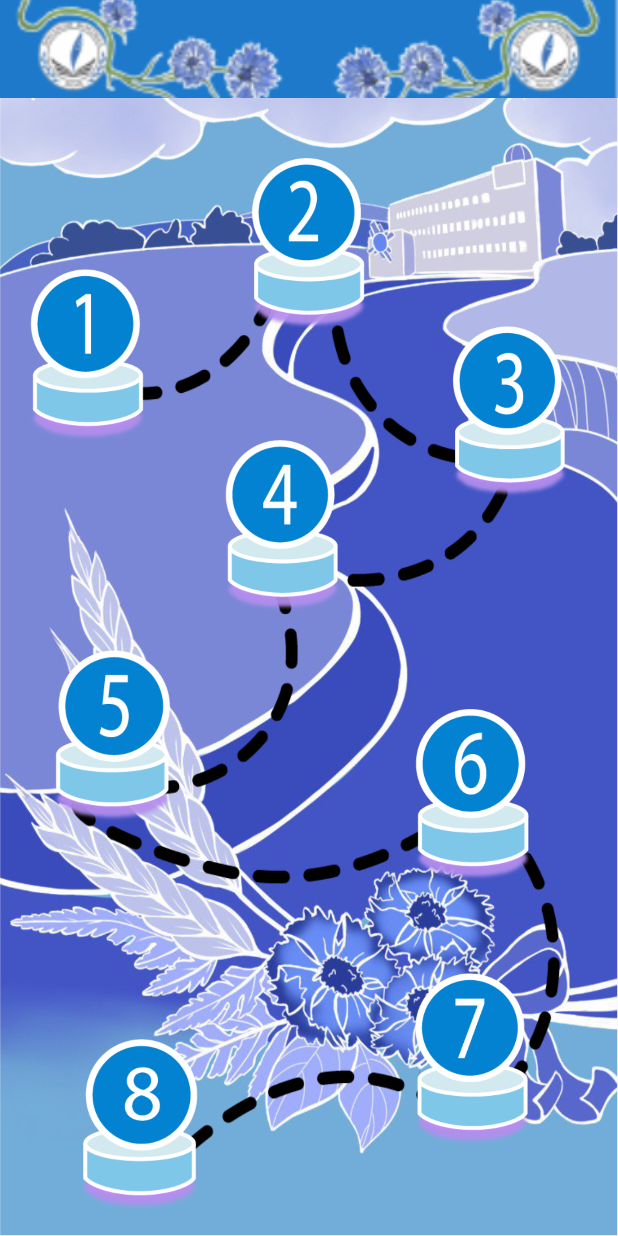
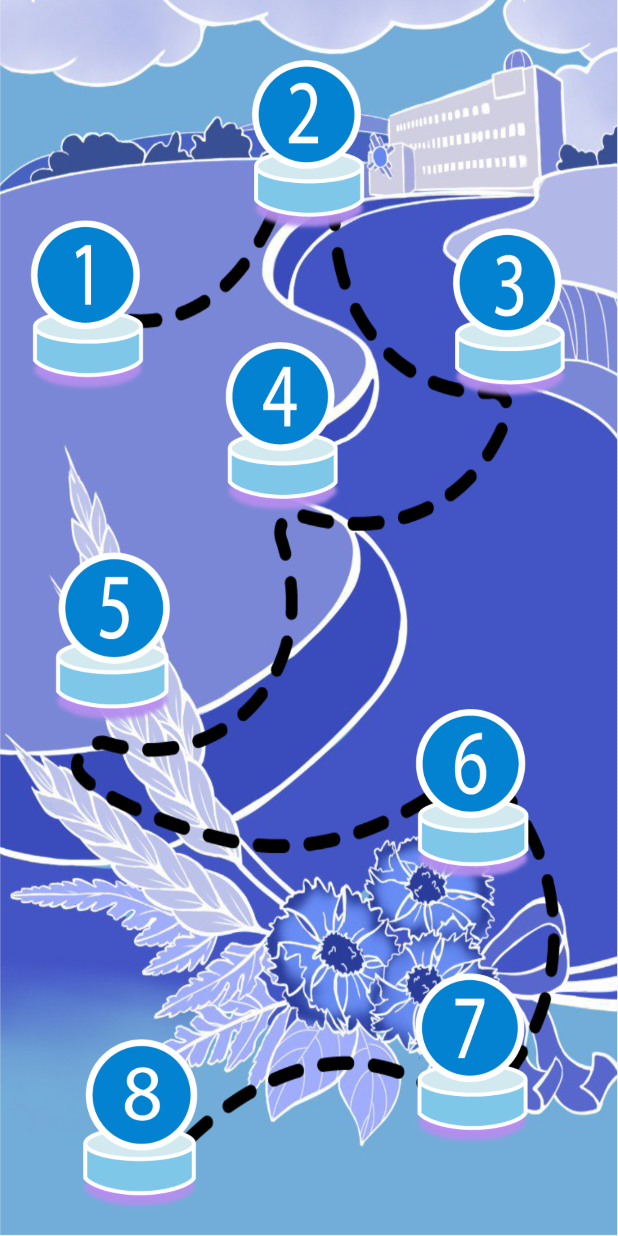
Before and after one commit to vladgamerr/DUOlingo, an Android app: the screen it shows after launch (MainActivity), after a tap on "Уровни", on a phone screen of 412 x 824 dp. Run offline under Robolectric (Android 15) with nearby library versions, the phone set to English and light mode, and no system bars.

Commit message:
+ hot fix

```diff
--- a/app/src/main/java/com/example/empty_view_activity/FragmentLogic.kt
+++ b/app/src/main/java/com/example/empty_view_activity/FragmentLogic.kt
@@ -1,3 +1,4 @@
+import android.util.Log
 import androidx.activity.OnBackPressedCallback
 import androidx.appcompat.app.AppCompatActivity
 import androidx.fragment.app.Fragment
@@ -10,12 +11,15 @@ class FragmentNavigator(private val activity: AppCompatActivity) {
             .replace(containerId, fragment)
             .addToBackStack(null)
             .commit()
+            Log.d("debug",fragment.parentFragmentManager.backStackEntryCount.toString()   )
     }
 
     fun setupBackNavigation(fragment: Fragment) {
         val callback = object : OnBackPressedCallback(true) {
             override fun handleOnBackPressed() {
+                Log.d("debug",fragment.parentFragmentManager.backStackEntryCount.toString()   )
                 if (fragment.parentFragmentManager.backStackEntryCount > 0) {
+
                     fragment.parentFragmentManager.popBackStack()
                 } else {
                     isEnabled = false // Отключаем колбэк
--- a/app/src/main/java/com/example/empty_view_activity/Home.kt
+++ b/app/src/main/java/com/example/empty_view_activity/Home.kt
@@ -1,11 +1,13 @@
 package com.example.empty_view_activity
 
 import FragmentNavigator
+import android.net.Uri
 import android.os.Bundle
 import androidx.fragment.app.Fragment
 import android.view.LayoutInflater
 import android.view.View
 import android.view.ViewGroup
+import android.widget.MediaController
 import androidx.appcompat.app.AppCompatActivity
 import androidx.fragment.app.activityViewModels
 import androidx.lifecycle.LifecycleOwner
@@ -22,6 +24,24 @@ class Home : Fragment() {
         inflater: LayoutInflater, container: ViewGroup?,
         savedInstanceState: Bundle?
     ): View? {
+
+      /*  // Инициализация VideoView
+        val videoView = binding.videoView2
+
+        // Установка видео из ресурсов
+        val videoUri: Uri = Uri.parse("android.resource://" + packageName + "/" + R.raw.your_video)
+
+        // Установка контроллера
+        val mediaController = MediaController(this)
+        mediaController.setAnchorView(videoView)
+
+        // Установка видео и контроллера
+        videoView.setMediaController(mediaController)
+        videoView.setVideoURI(videoUri)
+
+        // Начало воспроизведения
+        videoView.requestFocus()
+        videoView.start()*/
        binding = FragmentHomeBinding.inflate(inflater)
         return binding.root    }
 
--- a/app/src/main/java/com/example/empty_view_activity/MainActivity.kt
+++ b/app/src/main/java/com/example/empty_view_activity/MainActivity.kt
@@ -17,7 +17,7 @@ class MainActivity : AppCompatActivity() {
 
     override fun onCreate(savedInstanceState: Bundle?) {
         super.onCreate(savedInstanceState)
-        enableEdgeToEdge()
+        //enableEdgeToEdge()
         binding = ActivityMainBinding.inflate(layoutInflater)
         setContentView(binding.root)
         // Инициализация FragmentNavigator
@@ -28,8 +28,14 @@ class MainActivity : AppCompatActivity() {
     }
 
     private fun openFragment(f: Fragment, idHolder: Int) {
-        fragmentNavigator.openFragment(f, idHolder)
+            supportFragmentManager
+            .beginTransaction()
+            .replace(idHolder, f)
+            //.addToBackStack(null)
+            .commit()
+        //fragmentNavigator.setupBackNavigation(f)
+        //fragmentNavigator.openFragment(f, idHolder)
         // Настройка навигации "Назад" для нового фрагмента
-        fragmentNavigator.setupBackNavigation(f)
+
     }
 }
--- a/app/src/main/res/layout/activity_main.xml
+++ b/app/src/main/res/layout/activity_main.xml
@@ -15,21 +15,8 @@
         app:layout_constraintEnd_toEndOf="parent"
         app:layout_constraintHorizontal_bias="1.0"
         app:layout_constraintStart_toStartOf="parent"
-        app:layout_constraintTop_toBottomOf="@+id/imageView2">
+        app:layout_constraintTop_toTopOf="parent">
 
     </FrameLayout>
 
-    <ImageView
-        android:id="@+id/imageView2"
-        android:layout_width="0dp"
-        android:layout_height="wrap_content"
-        app:layout_constraintBottom_toTopOf="@+id/place_holder1"
-        app:layout_constraintEnd_toEndOf="parent"
-        app:layout_constraintHorizontal_bias="0.0"
-        app:layout_constraintStart_toStartOf="parent"
-        app:layout_constraintTop_toTopOf="parent"
-        app:layout_constraintVertical_bias="0.0"
-        android:scaleType="centerCrop"
-        app:srcCompat="@drawable/plaska" />
-
 </androidx.constraintlayout.widget.ConstraintLayout>
--- a/app/src/main/res/layout/fragment_home.xml
+++ b/app/src/main/res/layout/fragment_home.xml
@@ -25,7 +25,7 @@
             android:layout_width="379dp"
             android:layout_height="201dp"
             android:layout_marginTop="40dp"
-            android:background="@color/black"
+            android:background="@color/white"
             app:layout_constraintEnd_toEndOf="parent"
             app:layout_constraintHorizontal_bias="0.496"
             app:layout_constraintStart_toStartOf="parent"
@@ -34,7 +34,8 @@
         <Button
             android:id="@+id/btolvls"
             android:layout_width="0dp"
-            android:layout_height="62dp"
+            android:layout_height="70dp"
+            android:layout_marginBottom="15dp"
             android:text="Уровни"
             android:textAlignment="gravity"
             android:textSize="34sp"
```
